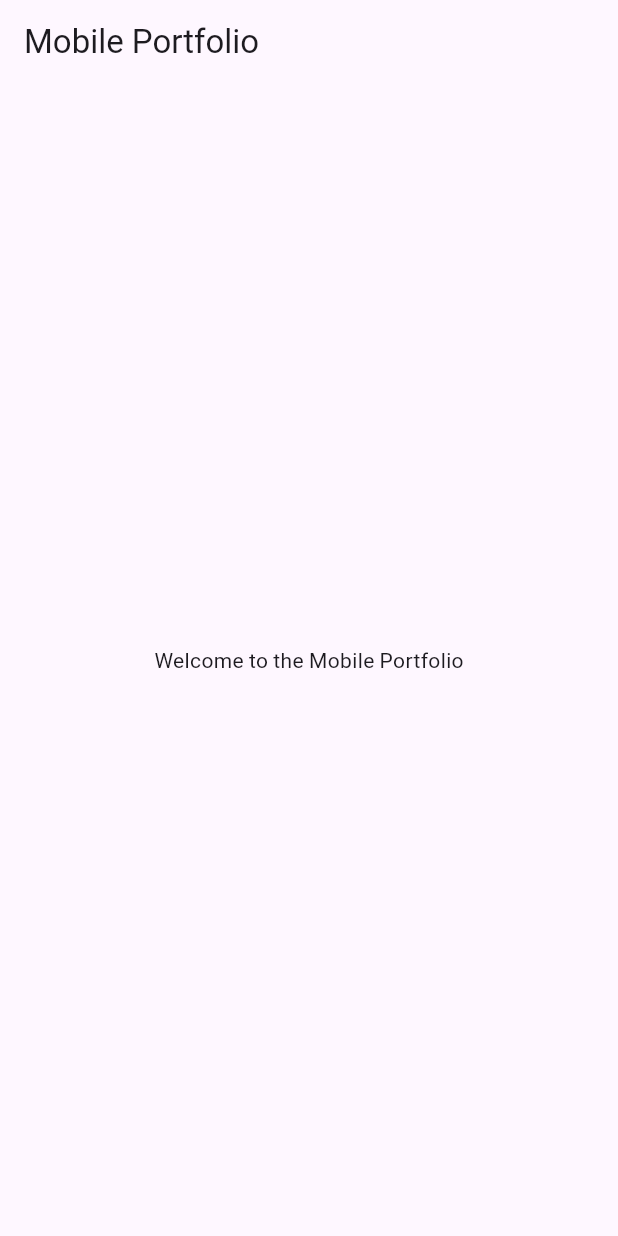
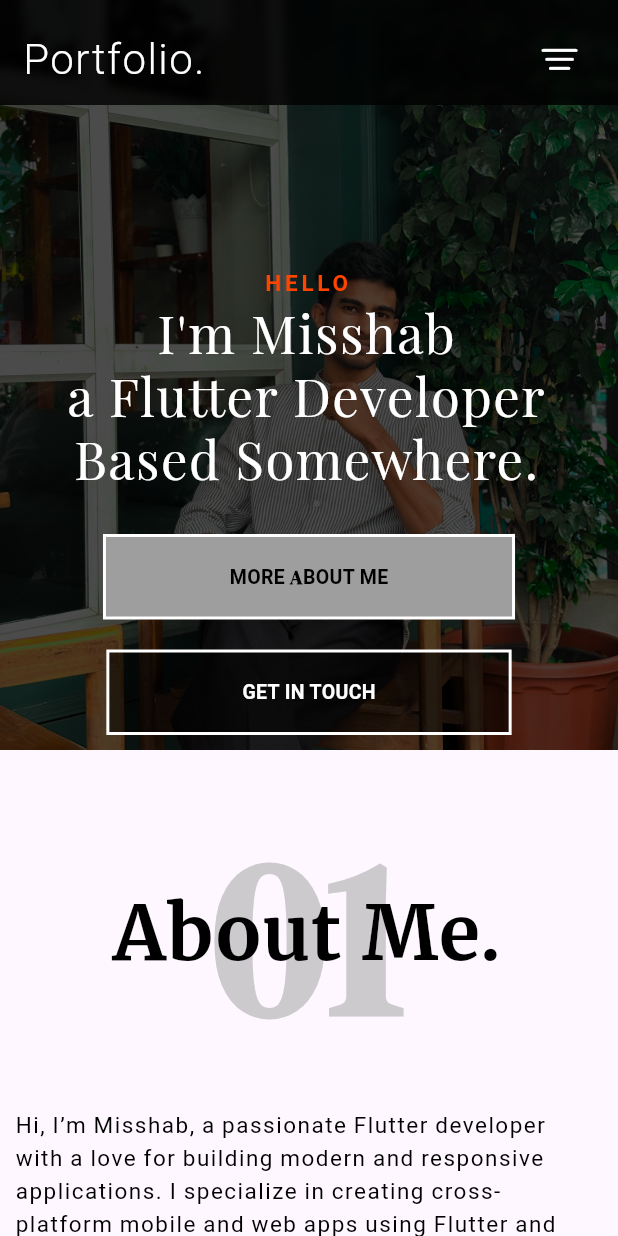
Before and after one commit to misshab461/Portfolio, a Flutter app: the screen it shows after launch, on a phone screen of 412 x 824 dp. Run offline on Flutter 3.47's test engine with Material 3 defaults, Android fonts, the phone set to English and light mode, and no system bars; our stand-ins replace bloc, cloud_firestore, firebase_core, flutter_bloc, fluttertoast, google_fonts; accounts and stored records are empty; statements that could not run were skipped.

Commit message:
Updated portfolio UI and fixed navbar

```diff
--- a/lib/main.dart
+++ b/lib/main.dart
@@ -55,7 +55,7 @@ class MyPortfolioWeb extends StatelessWidget {
         /// 🔹 Responsive handling
         home: LayoutBuilder(
           builder: (context, constraints) {
-            if (constraints.maxWidth < 600) {
+            if (constraints.maxWidth < 1000) {
               // Mobile Layout
               return MainScreenMobile();
             } else {
--- /dev/null
+++ b/lib/presentation/mobile/about.dart
@@ -0,0 +1,66 @@
+import 'package:flutter/material.dart';
+import 'package:google_fonts/google_fonts.dart';
+import 'package:portfolio/widgets/text.dart';
+
+class AboutMobile extends StatelessWidget {
+  AboutMobile({super.key});
+  final skills = [
+    'Flutter',
+    'Dart',
+    'Bloc & Provider',
+    'Firebase',
+    'Hive',
+    'REST APIs',
+    'UI/UX Design',
+    'Python',
+    'C',
+  ];
+  @override
+  Widget build(BuildContext context) {
+    return SizedBox(
+      child: Padding(
+        padding: const EdgeInsets.symmetric(horizontal: 10, vertical: 5),
+        child: Column(
+          children: [
+            SecType(text: 'About Me.', number: '01', numS: 150, textS: 30),
+            CsText(
+              text: '''
+Hi, I’m Misshab, a passionate Flutter developer with a love for building modern and responsive applications. I specialize in creating cross-platform mobile and web apps using Flutter and Dart, with strong experience in Firebase, REST APIs, and state management tools like BLoC and Provider. I enjoy transforming ideas into intuitive, user-friendly solutions with clean code and thoughtful design. Beyond Flutter, I also explore Python and C, which help me strengthen my problem-solving skills. My focus is always on performance, simplicity, and great user experiences. I’m constantly learning, improving, and excited to bring creative ideas to life.
+''',
+              fontSize: 15,
+            ),
+            SizedBox(height: 30),
+            Text.rich(
+              TextSpan(
+                children: [
+                  TextSpan(
+                    text: '| ',
+                    style: TextStyle(
+                      fontSize: 24,
+                      fontWeight: FontWeight.bold,
+                      color: const Color.fromARGB(255, 158, 11, 0),
+                    ),
+                  ),
+                  TextSpan(
+                    text: 'Skills',
+                    style: TextStyle(fontSize: 30, fontWeight: FontWeight.bold),
+                  ),
+                ],
+              ),
+            ),
+
+            SizedBox(height: 20),
+            Wrap(
+              spacing: 8,
+              runSpacing: 8,
+              children: List.generate(
+                skills.length,
+                (index) => Chip(label: Text(skills[index])),
+              ),
+            ),
+          ],
+        ),
+      ),
+    );
+  }
+}
--- a/lib/presentation/mobile/main_screen.dart
+++ b/lib/presentation/mobile/main_screen.dart
@@ -1,13 +1,37 @@
 import 'package:flutter/material.dart';
+import 'package:portfolio/presentation/mobile/about.dart';
+import 'package:portfolio/presentation/mobile/contact.dart';
+import 'package:portfolio/presentation/mobile/projects.dart';
+import 'package:portfolio/presentation/mobile/top.dart';
 
 class MainScreenMobile extends StatelessWidget {
-  const MainScreenMobile({super.key});
+  MainScreenMobile({super.key});
+  final icons = [
+    'asset/github.png',
+    'asset/linkedin.png',
+    'asset/facebook.png',
+    'asset/instagram.png',
+    'asset/whatsapp.png',
+  ];
+  final url = [
+    'https://github.com/misshab461?tab=repositories',
+    'https://www.linkedin.com/in/misshabk/',
+    'https://facebook.com/michuuzz.michu',
+    'https://instagram.com/misshub_?igsh=MXdteTBzM3M5eTJubQ==',
+    'https://wa.me/919526013415?text=Hello%20Misshab%20👋🏻!',
+  ];
 
   @override
   Widget build(BuildContext context) {
     return Scaffold(
-      appBar: AppBar(title: const Text('Mobile Portfolio')),
-      body: const Center(child: Text('Welcome to the Mobile Portfolio')),
+      body: ListView(
+        children: [
+          TopSectionMobile(),
+          AboutMobile(),
+          ProjectsMobile(),
+          ContactMobile(),
+        ],
+      ),
     );
   }
 }
--- /dev/null
+++ b/lib/presentation/mobile/top.dart
@@ -0,0 +1,197 @@
+import 'dart:ui';
+
+import 'package:flutter/cupertino.dart';
+import 'package:flutter/material.dart';
+import 'package:google_fonts/google_fonts.dart';
+import 'package:portfolio/presentation/web/main_screen.dart';
+import 'package:portfolio/widgets/slade.dart';
+import 'package:portfolio/widgets/text.dart';
+
+class TopSectionMobile extends StatelessWidget {
+  TopSectionMobile({super.key});
+
+  /// 🔹 Controls expanded/collapsed state
+  final ValueNotifier<bool> scrollNotifier = ValueNotifier(false);
+  final titles = ['Intro', 'About', 'Works', 'Contact'];
+
+  @override
+  Widget build(BuildContext context) {
+    final mq = MediaQuery.of(context).size;
+
+    return Stack(
+      children: [
+        // 🔹 Background image
+        Container(
+          height: 500,
+          width: double.infinity,
+          decoration: BoxDecoration(
+            image: DecorationImage(
+              image: const AssetImage('asset/me.jpg'),
+              colorFilter: ColorFilter.mode(
+                Colors.black.withOpacity(.7),
+                BlendMode.darken,
+              ),
+              fit: BoxFit.cover,
+            ),
+          ),
+        ),
+
+        // 🔹 Content (intro text, buttons)
+        Positioned(
+          bottom: 10,
+          right: 0,
+          left: 0,
+          child: Center(
+            child: Column(
+              children: [
+                const EntryAnimation(
+                  delay: 100,
+                  moveUp: true,
+                  child: CsText(
+                    text: 'HELLO',
+                    fontSize: 15,
+                    fontWeight: FontWeight.w600,
+                    color: Color(0xFFFF4400),
+                    letterSpacing: 2.5,
+                  ),
+                ),
+                EntryAnimation(
+                  delay: 300,
+                  duration: 1000,
+                  moveUp: true,
+                  child: CsText(
+                    textAlign: TextAlign.center,
+                    text: "I'm Misshab\na Flutter Developer\nBased Somewhere.",
+                    fontSize: 35,
+                    fontWeight: FontWeight.w400,
+                    fontFamily: GoogleFonts.playfairDisplay().fontFamily,
+                    color: Colors.white,
+                    height: 1.2,
+                  ),
+                ),
+                const SizedBox(height: 30),
+                EntryAnimation(
+                  duration: 1500,
+                  delay: 500,
+                  moveUp: true,
+                  child: Column(
+                    children: [
+                      AnimatedButton(
+                        hp: mq.width * .2,
+                        text: 'MORE ABOUT ME',
+                        onTap: () {
+                          scrollToSection(aboutKey);
+                        },
+                      ),
+                      const SizedBox(height: 20),
+                      AnimatedButton(
+                        hp: mq.width * .2,
+                        text: '  GET IN TOUCH  ',
+                        color: Colors.black54,
+                        colortext: Colors.white,
+                        onTap: () {
+                          scrollToSection(contactKey);
+                        },
+                      ),
+                    ],
+                  ),
+                ),
+              ],
+            ),
+          ),
+        ),
+
+        // 🔹 Expandable AppBar
+        ValueListenableBuilder(
+          valueListenable: scrollNotifier,
+          builder: (context, expanded, _) {
+            return ClipRRect(
+              child: BackdropFilter(
+                filter: ImageFilter.blur(sigmaX: 3, sigmaY: 3),
+                child: AnimatedContainer(
+                  duration: const Duration(milliseconds: 400),
+                  curve: Curves.easeInOut,
+                  height: expanded ? 250 : 70, // toggle height
+                  padding: const EdgeInsets.fromLTRB(15, 15, 15, 5),
+                  decoration: BoxDecoration(
+                    color: Colors.black.withOpacity(0.8),
+                  ),
+                  child: SingleChildScrollView(
+                    child: Column(
+                      crossAxisAlignment: CrossAxisAlignment.start,
+                      children: [
+                        // 🔹 Top row
+                        Row(
+                          mainAxisAlignment: MainAxisAlignment.spaceBetween,
+                          children: [
+                            CsText(
+                              text: 'Portfolio.',
+                              fontSize: 28,
+                              fontFamily: GoogleFonts.expletusSans().fontFamily,
+                              fontWeight: FontWeight.w300,
+                              color: Colors.white,
+                            ),
+                            IconButton(
+                              onPressed: () {
+                                scrollNotifier.value = !expanded;
+                              },
+                              icon: Icon(
+                                expanded
+                                    ? CupertinoIcons.xmark
+                                    : CupertinoIcons.line_horizontal_3_decrease,
+                                color: Colors.white,
+                                size: 28,
+                              ),
+                            ),
+                          ],
+                        ),
+
+                        // 🔹 Section buttons (show only if expanded)
+                        if (expanded) ...[
+                          const SizedBox(height: 20),
+                          Column(
+                            spacing: 5,
+                            crossAxisAlignment: CrossAxisAlignment.start,
+                            children: List.generate(titles.length, (index) {
+                              return _AppBarButton(
+                                title: titles[index],
+                                onTap: () {},
+                              );
+                            }),
+                          ),
+                        ],
+                      ],
+                    ),
+                  ),
+                ),
+              ),
+            );
+          },
+        ),
+      ],
+    );
+  }
+}
+
+/// 🔹 Reusable button inside AppBar
+class _AppBarButton extends StatelessWidget {
+  final String title;
+  final VoidCallback onTap;
+
+  const _AppBarButton({required this.title, required this.onTap});
+
+  @override
+  Widget build(BuildContext context) {
+    return TextButton.icon(
+      label: Text(
+        title,
+        style: GoogleFonts.expletusSans(
+          color: Colors.white,
+          fontSize: 16,
+          fontWeight: FontWeight.w400,
+        ),
+      ),
+      onPressed: onTap,
+    );
+  }
+}
--- a/lib/presentation/web/contact.dart
+++ b/lib/presentation/web/contact.dart
@@ -8,7 +8,6 @@ import 'package:portfolio/models/user.dart';
 import 'package:portfolio/presentation/web/top_section.dart';
 import 'package:portfolio/widgets/slade.dart';
 import 'package:portfolio/widgets/text.dart';
-
 import 'package:url_launcher/url_launcher.dart';
 
 class Contact extends StatelessWidget {
@@ -39,7 +38,6 @@ class Contact extends StatelessWidget {
     return Form(
       key: _key,
       child: Container(
-        height: 900,
         width: double.infinity,
         color: const Color(0xFFF8F5F2), // light background
 
@@ -55,7 +53,7 @@ class Contact extends StatelessWidget {
                     crossAxisAlignment: CrossAxisAlignment.start,
 
                     children: [
-                      SecType(text: 'Get in Touch.', number: '02'),
+                      SecType(text: 'Get in Touch.', number: '03'),
                       CsText(
                         text: "Let's Talk.",
                         fontSize: 70,
--- a/lib/widgets/text.dart
+++ b/lib/widgets/text.dart
@@ -1,5 +1,6 @@
 import 'package:flutter/material.dart';
 import 'package:google_fonts/google_fonts.dart';
+import 'package:portfolio/widgets/slade.dart';
 
 class CsText extends StatelessWidget {
   final String text;
@@ -52,16 +53,22 @@ class SecType extends StatelessWidget {
   final String text;
   final String number;
   final Color color;
+  final double numS;
+  final double textS;
   const SecType({
     super.key,
     required this.text,
     required this.number,
     this.color = Colors.black,
+    this.numS = 200,
+    this.textS = 45,
   });
 
   @override
   Widget build(BuildContext context) {
-    return Container(
+    return EntryAnimation(
+      moveUp: true,
+      child: Container(
         padding: EdgeInsets.symmetric(horizontal: 10, vertical: 10),
         width: 400,
         child: Center(
@@ -72,7 +79,7 @@ class SecType extends StatelessWidget {
                 child: Text(
                   number,
                   style: TextStyle(
-                  fontSize: 200,
+                    fontSize: numS,
                     fontWeight: FontWeight.bold,
                     fontFamily: GoogleFonts.dmSerifDisplay().fontFamily,
                     color: Colors.grey.withAlpha(130),
@@ -89,6 +96,7 @@ class SecType extends StatelessWidget {
             ],
           ),
         ),
+      ),
     );
   }
 }
@@ -98,6 +106,8 @@ class AnimatedButton extends StatefulWidget {
   final void Function()? onTap;
   final Color color;
   final Color colortext;
+  final double hp;
+  final double vp;
 
   const AnimatedButton({
     super.key,
@@ -105,6 +115,8 @@ class AnimatedButton extends StatefulWidget {
     this.onTap,
     this.color = Colors.grey,
     this.colortext = Colors.black,
+    this.hp = 40,
+    this.vp = 17,
   });
 
   @override
@@ -124,7 +136,10 @@ class _AnimatedButtonState extends State<AnimatedButton> {
         onTap: widget.onTap,
         child: AnimatedContainer(
           duration: const Duration(milliseconds: 400),
-          padding: const EdgeInsets.symmetric(horizontal: 45, vertical: 17),
+          padding: EdgeInsets.symmetric(
+            horizontal: widget.hp,
+            vertical: widget.vp,
+          ),
           decoration: BoxDecoration(
             color: _isHovered ? Colors.red.shade400 : widget.color,
             border: Border.all(color: Colors.white, width: 2),
@@ -132,7 +147,7 @@ class _AnimatedButtonState extends State<AnimatedButton> {
           child: Text(
             widget.text,
             style: TextStyle(
-              fontSize: 14,
+              fontSize: 13,
               fontWeight: FontWeight.w600,
               color: _isHovered ? Colors.black : widget.colortext,
             ),
```
Also changed, not shown: lib/presentation/mobile/contact.dart (added, +211 -0 lines), lib/presentation/mobile/projects.dart (added, +113 -0 lines), lib/presentation/web/top_section.dart (+6 -4 lines), lib/widgets/nav_bar.dart (+14 -7 lines), pubspec.yaml (line endings or trailing spaces). Lines whose indentation alone changed are shown as unchanged.
